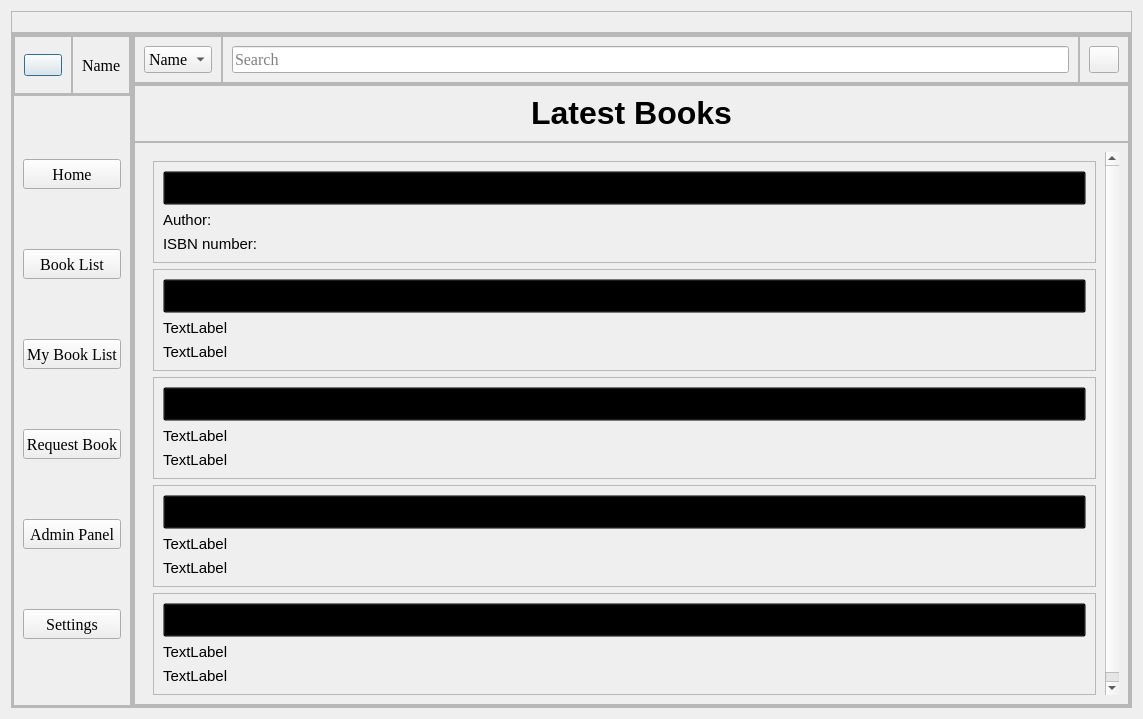
This is studenthomepage.ui in aavashlamichhane/LibMan as Qt 5 draws it before an edit. The edited form follows.
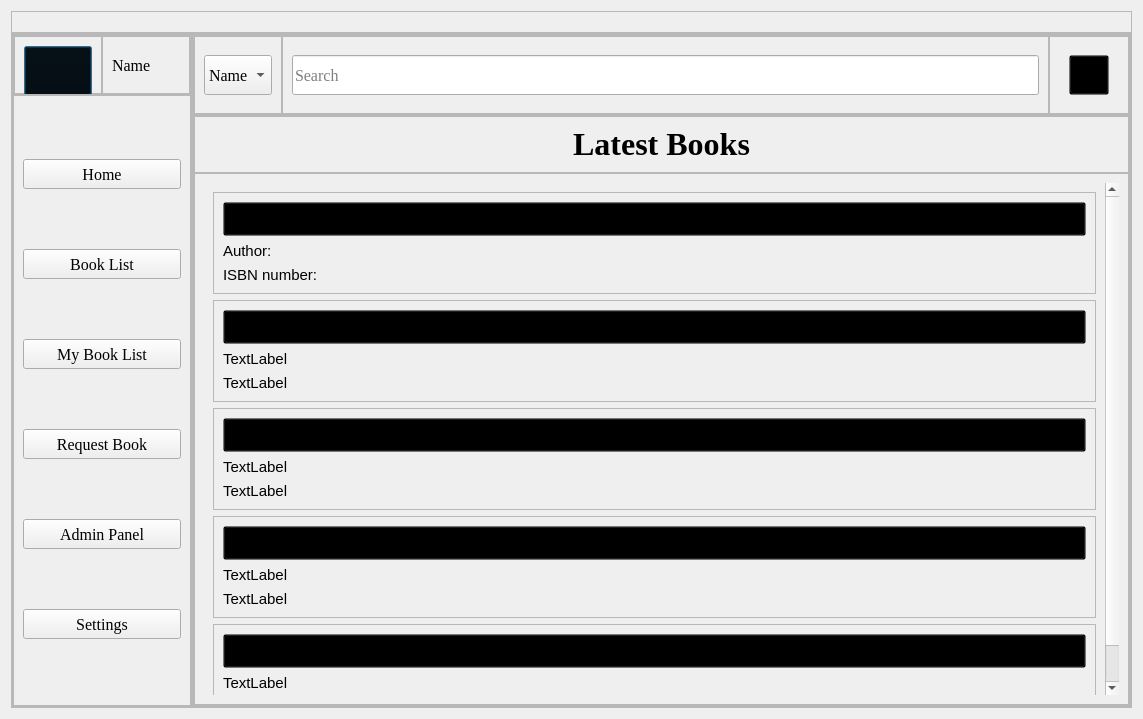
This is the edited form. Icons and pictures are not drawn.

The edit to the form file:
```diff
--- a/studenthomepage.ui
+++ b/studenthomepage.ui
@@ -104,9 +104,15 @@
         </property>
         <item>
          <widget class="QFrame" name="frame_control">
+          <property name="minimumSize">
+           <size>
+            <width>180</width>
+            <height>0</height>
+           </size>
+          </property>
           <property name="maximumSize">
            <size>
-            <width>120</width>
+            <width>180</width>
             <height>16777215</height>
            </size>
           </property>
@@ -173,6 +179,15 @@
                 <layout class="QGridLayout" name="gridLayout_2">
                  <item row="0" column="0">
                   <widget class="QPushButton" name="pushButton_user">
+                   <property name="minimumSize">
+                    <size>
+                     <width>0</width>
+                     <height>50</height>
+                    </size>
+                   </property>
+                   <property name="styleSheet">
+                    <string notr="true">background:transparent;</string>
+                   </property>
                    <property name="text">
                     <string/>
                    </property>
@@ -398,6 +413,12 @@
            </property>
            <item>
             <widget class="QFrame" name="frame_search">
+             <property name="minimumSize">
+              <size>
+               <width>0</width>
+               <height>80</height>
+              </size>
+             </property>
              <property name="maximumSize">
               <size>
                <width>16777215</width>
@@ -428,6 +449,12 @@
               </property>
               <item>
                <widget class="QFrame" name="frame_searchtype">
+                <property name="minimumSize">
+                 <size>
+                  <width>80</width>
+                  <height>0</height>
+                 </size>
+                </property>
                 <property name="maximumSize">
                  <size>
                   <width>200</width>
@@ -446,7 +473,7 @@
                    <property name="maximumSize">
                     <size>
                      <width>16777215</width>
-                     <height>30</height>
+                     <height>40</height>
                     </size>
                    </property>
                    <property name="font">
@@ -503,6 +530,12 @@
               </item>
               <item>
                <widget class="QFrame" name="frame_searchbutton">
+                <property name="minimumSize">
+                 <size>
+                  <width>80</width>
+                  <height>0</height>
+                 </size>
+                </property>
                 <property name="maximumSize">
                  <size>
                   <width>60</width>
@@ -520,10 +553,13 @@
                   <widget class="QPushButton" name="pushButton_search">
                    <property name="maximumSize">
                     <size>
-                     <width>30</width>
-                     <height>30</height>
+                     <width>40</width>
+                     <height>40</height>
                     </size>
                    </property>
+                   <property name="styleSheet">
+                    <string notr="true">background:transparent;</string>
+                   </property>
                    <property name="text">
                     <string/>
                    </property>
@@ -531,6 +567,12 @@
                     <iconset resource="Resource.qrc">
                      <normaloff>:/rec/drive-download-20221026T014232Z-001/search.png</normaloff>:/rec/drive-download-20221026T014232Z-001/search.png</iconset>
                    </property>
+                   <property name="iconSize">
+                    <size>
+                     <width>40</width>
+                     <height>40</height>
+                    </size>
+                   </property>
                   </widget>
                  </item>
                 </layout>
@@ -574,6 +616,13 @@
                 <layout class="QVBoxLayout" name="verticalLayout_5">
                  <item>
                   <widget class="QLabel" name="label_2">
+                   <property name="font">
+                    <font>
+                     <family>Times New Roman</family>
+                     <pointsize>22</pointsize>
+                     <bold>true</bold>
+                    </font>
+                   </property>
                    <property name="text">
                     <string>&lt;html&gt;&lt;head/&gt;&lt;body&gt;&lt;p align=&quot;center&quot;&gt;&lt;span style=&quot; font-size:24pt; font-weight:700;&quot;&gt;Latest Books&lt;/span&gt;&lt;/p&gt;&lt;/body&gt;&lt;/html&gt;</string>
                    </property>
@@ -604,8 +653,8 @@
                      <rect>
                       <x>0</x>
                       <y>0</y>
-                      <width>998</width>
-                      <height>579</height>
+                      <width>929</width>
+                      <height>541</height>
                      </rect>
                     </property>
                     <layout class="QVBoxLayout" name="verticalLayout">
```
